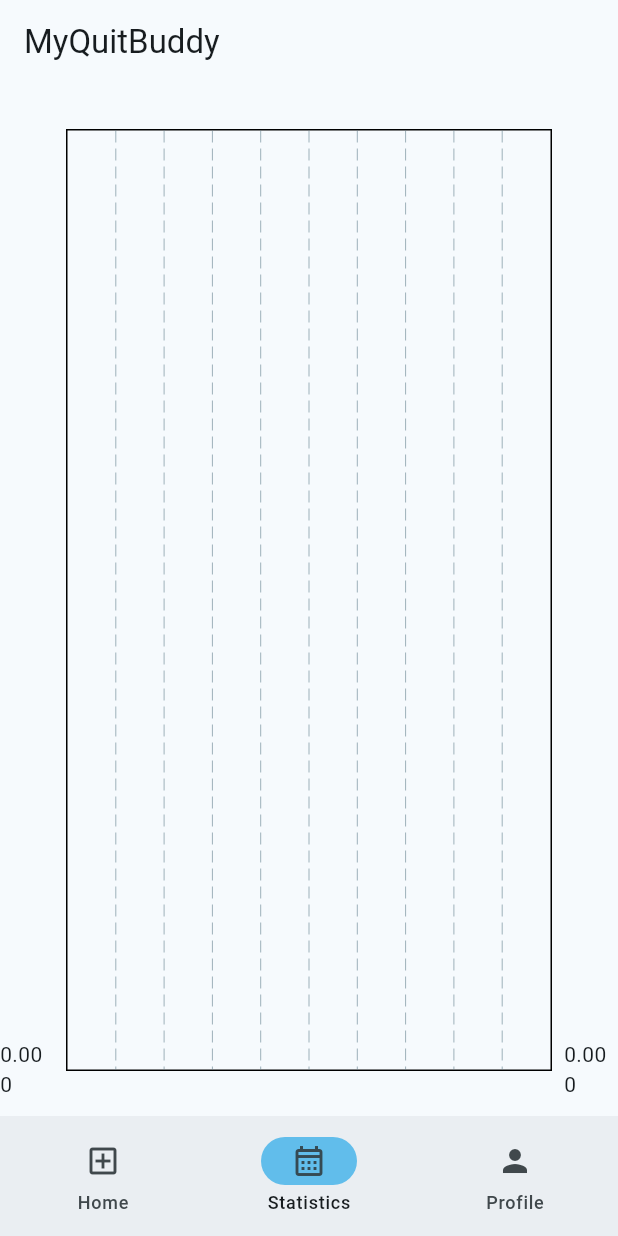
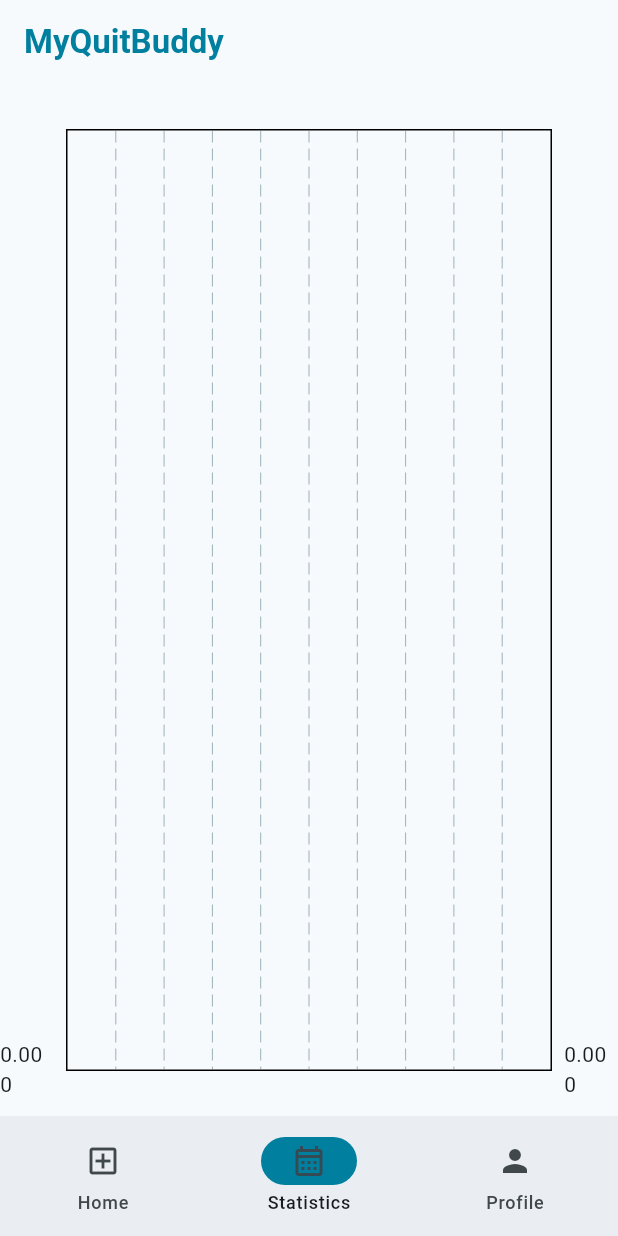
Before and after one commit to edoardop13/myquitbuddy, a Flutter app: the HomePage screen opened directly, swiped to page 2, on a phone screen of 412 x 824 dp. Run offline on Flutter 3.47's test engine with Material 3 defaults, Android fonts, the light colour scheme and no system bars; drawn by our look-alikes of fl_chart; our stand-ins replace babstrap_settings_screen, dio, flutter_secure_storage, jwt_decoder, percent_indicator; missing offline and left inert: dio_cache_interceptor; accounts and stored records are empty.

Commit message:
minor changes

```diff
--- a/lib/screens/home/homePage.dart
+++ b/lib/screens/home/homePage.dart
@@ -19,7 +19,11 @@ class HomePageState extends State<HomePage> {
   Widget build(BuildContext context) {
     return Scaffold(
       appBar: AppBar(
-        title: const Text('MyQuitBuddy'),
+        title: const Text('MyQuitBuddy',
+        style: TextStyle(
+          color: Color(0xFF007F9F),
+          fontWeight: FontWeight.bold,
+        ),),
       ),
       bottomNavigationBar: NavigationBar(
         onDestinationSelected: (int index) {
@@ -27,7 +31,7 @@ class HomePageState extends State<HomePage> {
             selectedIndex = index;
           });
         },
-        indicatorColor: Color.fromARGB(255, 97, 189, 235),
+        indicatorColor: Color(0xFF007F9F),
         selectedIndex: selectedIndex,
         destinations: const <Widget>[
           NavigationDestination(
```
